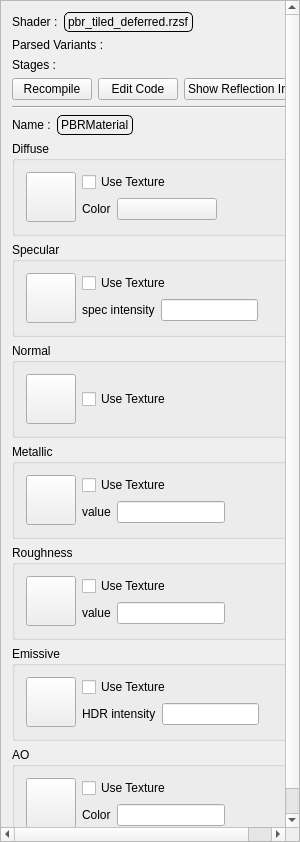
Above: Editor/src/UI/Windows/RZEMaterialEditor.ui from Pikachuxxxx/Razix before the change. Below: the same form after it.
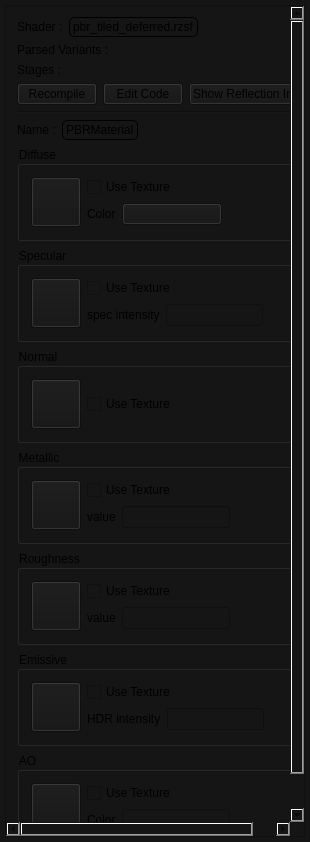
That is the form after the change.

Commit message: [Editor] Updated to new docking system and added UE5 like styling;

Diff of the .ui file:
```diff
--- a/Editor/src/UI/Windows/RZEMaterialEditor.ui
+++ b/Editor/src/UI/Windows/RZEMaterialEditor.ui
@@ -13,21 +13,24 @@
   <property name="windowTitle">
    <string>Material Editor</string>
   </property>
+  <property name="styleSheet">
+   <string notr="true">background-color: #151515;</string>
+  </property>
   <layout class="QVBoxLayout" name="verticalLayout">
    <property name="spacing">
-    <number>0</number>
+    <number>5</number>
    </property>
    <property name="leftMargin">
-    <number>0</number>
+    <number>5</number>
    </property>
    <property name="topMargin">
-    <number>0</number>
+    <number>5</number>
    </property>
    <property name="rightMargin">
-    <number>0</number>
+    <number>5</number>
    </property>
    <property name="bottomMargin">
-    <number>0</number>
+    <number>5</number>
    </property>
    <item>
     <widget class="QScrollArea" name="scrollArea">
@@ -46,7 +49,7 @@
         <x>0</x>
         <y>0</y>
         <width>298</width>
-        <height>840</height>
+        <height>830</height>
        </rect>
       </property>
       <property name="minimumSize">
```
The commit also changes 151 other files.
